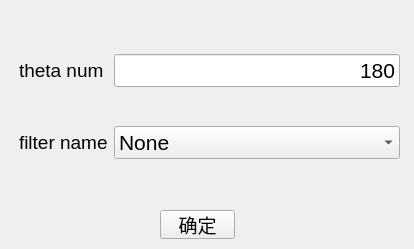
Above: ui/uiFilter_construction/uiFilter_construction.ui from pyb0924/BI909 before the change. Below: the same form after it.
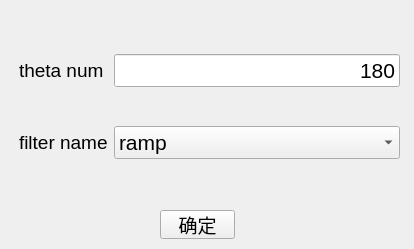
That is the form after the change.

```diff
--- a/ui/uiFilter_construction/uiFilter_construction.ui
+++ b/ui/uiFilter_construction/uiFilter_construction.ui
@@ -55,11 +55,11 @@
        </font>
       </property>
       <property name="currentText">
-       <string>None</string>
+       <string>ramp</string>
       </property>
       <item>
        <property name="text">
-        <string>None</string>
+        <string>ramp</string>
        </property>
       </item>
       <item>
```
Left out of the diff: 5 changed lines with no effect on the pictures.
